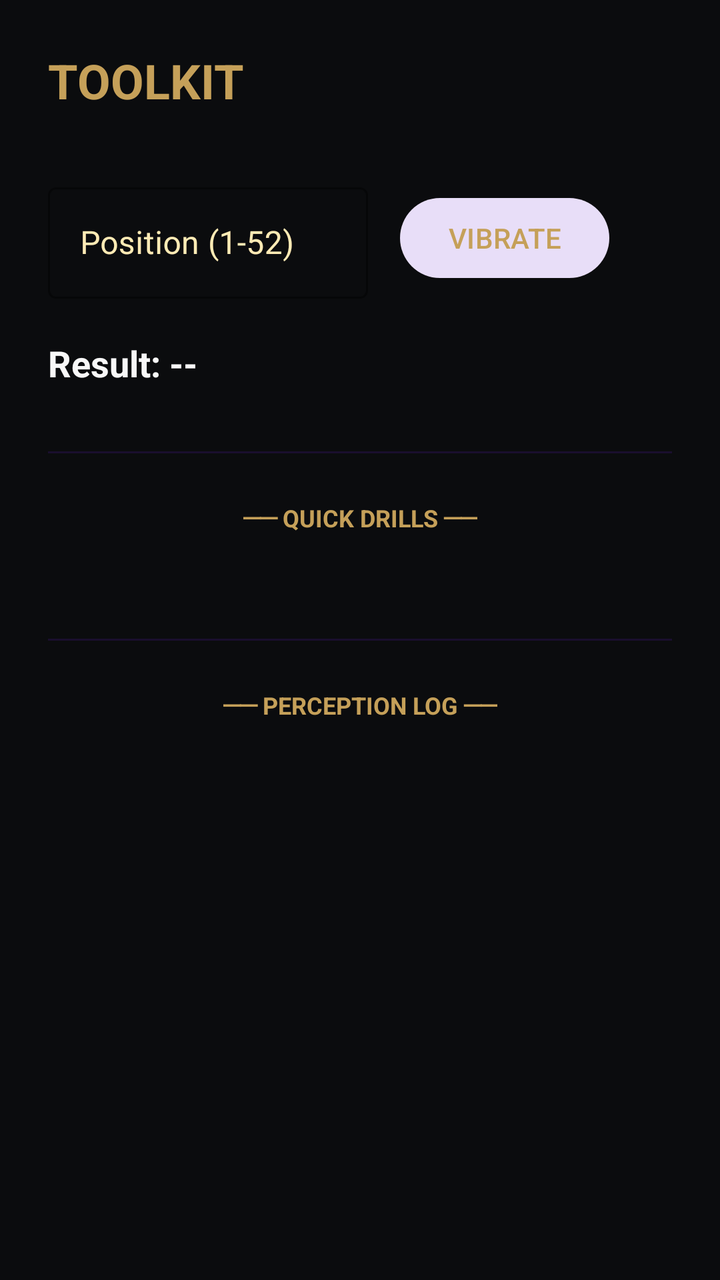
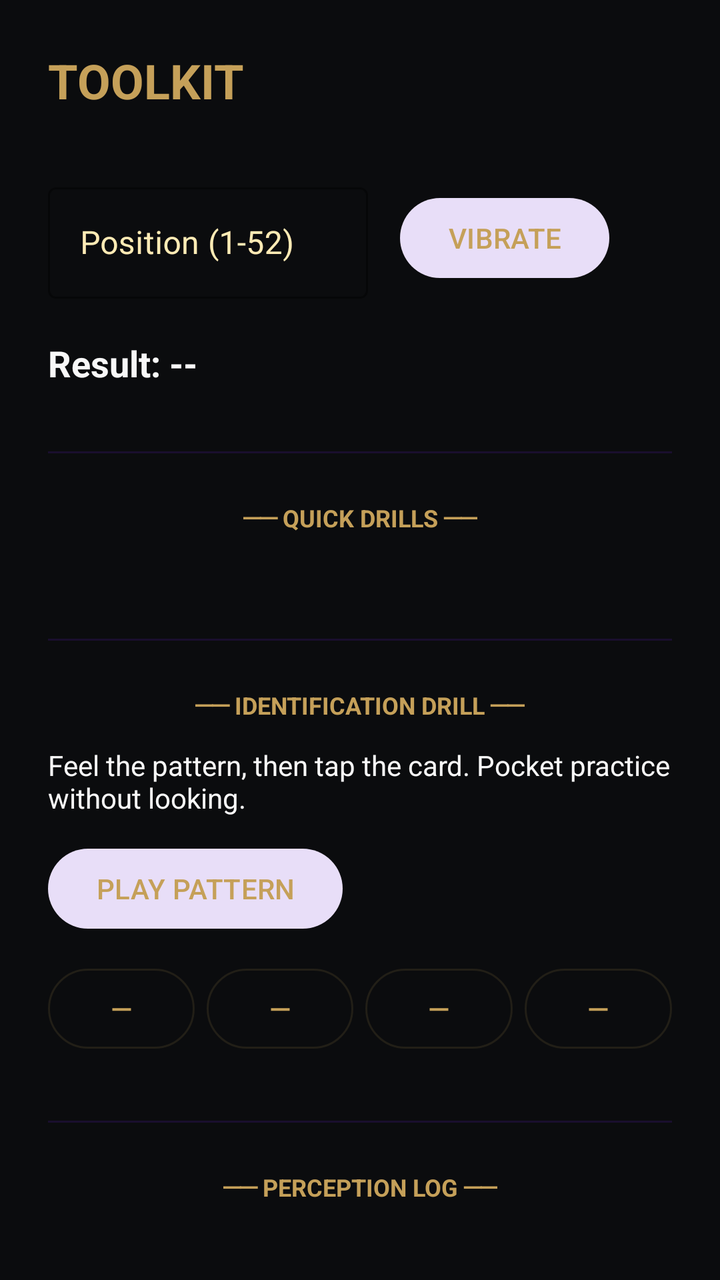

Two renders of the same Android screen: before a commit and after it. Below are the layout's source before the change and the commit's diff.
<!-- AndroidManifest.xml: application theme Theme.MagicHaptic -->
<!-- res/layout/fragment_test.xml -->
<?xml version="1.0" encoding="utf-8"?>
<androidx.coordinatorlayout.widget.CoordinatorLayout xmlns:android="http://schemas.android.com/apk/res/android"
    xmlns:app="http://schemas.android.com/apk/res-auto"
    android:layout_width="match_parent"
    android:layout_height="match_parent"
    android:background="@color/obsidian_black">

    <androidx.core.widget.NestedScrollView
        android:layout_width="match_parent"
        android:layout_height="match_parent">

        <androidx.constraintlayout.widget.ConstraintLayout
            android:layout_width="match_parent"
            android:layout_height="wrap_content"
            android:padding="24dp">

            <TextView
                android:id="@+id/tvTestMode"
                android:layout_width="wrap_content"
                android:layout_height="wrap_content"
                android:text="TOOLKIT"
                android:textColor="@color/antique_gold"
                android:textSize="24sp"
                android:textStyle="bold"
                app:layout_constraintStart_toStartOf="parent"
                app:layout_constraintTop_toTopOf="parent" />

            
            <com.google.android.material.textfield.TextInputLayout
                android:id="@+id/tilManualPosition"
                style="@style/Widget.MaterialComponents.TextInputLayout.OutlinedBox"
                android:layout_width="160dp"
                android:layout_height="wrap_content"
                android:layout_marginTop="32dp"
                android:hint="Position (1-52)"
                android:textColorHint="@color/gold_glow"
                app:boxStrokeColor="@color/antique_gold"
                app:hintTextColor="@color/antique_gold"
                app:layout_constraintStart_toStartOf="parent"
                app:layout_constraintTop_toBottomOf="@id/tvTestMode">

                <com.google.android.material.textfield.TextInputEditText
                    android:id="@+id/etManualPosition"
                    android:layout_width="match_parent"
                    android:layout_height="wrap_content"
                    android:inputType="number"
                    android:textColor="@color/magic_white" />
            </com.google.android.material.textfield.TextInputLayout>

            <Button
                android:id="@+id/btnVibrateManual"
                style="@style/Widget.Material3.Button.TonalButton"
                android:layout_width="wrap_content"
                android:layout_height="wrap_content"
                android:layout_marginStart="16dp"
                android:text="VIBRATE"
                android:textColor="@color/antique_gold"
                app:layout_constraintBottom_toBottomOf="@id/tilManualPosition"
                app:layout_constraintStart_toEndOf="@id/tilManualPosition"
                app:layout_constraintTop_toTopOf="@id/tilManualPosition" />

            <TextView
                android:id="@+id/tvManualCardInfo"
                android:layout_width="match_parent"
                android:layout_height="wrap_content"
                android:layout_marginTop="20dp"
                android:text="Result: --"
                android:textColor="@color/magic_white"
                android:textSize="18sp"
                android:textStyle="bold"
                app:layout_constraintTop_toBottomOf="@id/tilManualPosition" />

            <com.google.android.material.divider.MaterialDivider
                android:id="@+id/divider1"
                android:layout_width="match_parent"
                android:layout_height="wrap_content"
                android:layout_marginTop="32dp"
                app:dividerColor="@color/deep_velvet"
                app:layout_constraintTop_toBottomOf="@id/tvManualCardInfo" />

            
            <TextView
                android:id="@+id/tvQuickTestHeader"
                android:layout_width="wrap_content"
                android:layout_height="wrap_content"
                android:layout_marginTop="24dp"
                android:text="── QUICK DRILLS ──"
                android:textColor="@color/antique_gold"
                android:textSize="12sp"
                android:textStyle="bold"
                app:layout_constraintEnd_toEndOf="parent"
                app:layout_constraintStart_toStartOf="parent"
                app:layout_constraintTop_toBottomOf="@id/divider1" />

            <GridLayout
                android:id="@+id/cardGrid"
                android:layout_width="match_parent"
                android:layout_height="wrap_content"
                android:layout_marginTop="20dp"
                android:columnCount="4"
                android:useDefaultMargins="true"
                android:alignmentMode="alignBounds"
                app:layout_constraintTop_toBottomOf="@id/tvQuickTestHeader" />

            <com.google.android.material.divider.MaterialDivider
                android:id="@+id/divider2"
                android:layout_width="match_parent"
                android:layout_height="wrap_content"
                android:layout_marginTop="32dp"
                app:dividerColor="@color/deep_velvet"
                app:layout_constraintTop_toBottomOf="@id/cardGrid" />

            
            <TextView
                android:id="@+id/tvSpeechLogHeader"
                android:layout_width="wrap_content"
                android:layout_height="wrap_content"
                android:layout_marginTop="24dp"
                android:text="── PERCEPTION LOG ──"
                android:textColor="@color/antique_gold"
                android:textSize="12sp"
                android:textStyle="bold"
                app:layout_constraintEnd_toEndOf="parent"
                app:layout_constraintStart_toStartOf="parent"
                app:layout_constraintTop_toBottomOf="@id/divider2" />

            <androidx.recyclerview.widget.RecyclerView
                android:id="@+id/rvSpeechLog"
                android:layout_width="match_parent"
                android:layout_height="300dp"
                android:layout_marginTop="16dp"
                android:clipToPadding="false"
                android:fadeScrollbars="true"
                app:layout_constraintTop_toBottomOf="@id/tvSpeechLogHeader" />

        </androidx.constraintlayout.widget.ConstraintLayout>
    </androidx.core.widget.NestedScrollView>

</androidx.coordinatorlayout.widget.CoordinatorLayout>
<!-- resources referenced by this layout -->
<resources>
  <color name="antique_gold">#C5A059</color>
  <color name="deep_velvet">#1A0F2E</color>
  <color name="gold_glow">#FFEBB5</color>
  <color name="magic_white">#F8F8F8</color>
  <color name="obsidian_black">#0B0C0E</color>
  <style name="Theme.MagicHaptic" parent="Theme.Material3.DayNight.NoActionBar">
          
          <item name="colorPrimary">@color/antique_gold</item>
          <item name="colorOnPrimary">@color/obsidian_black</item>
          
          
          <item name="colorSecondary">@color/deep_velvet</item>
          <item name="colorOnSecondary">@color/antique_gold</item>
          
          
          <item name="android:statusBarColor">@color/obsidian_black</item>
          <item name="android:navigationBarColor">@color/obsidian_black</item>
          <item name="android:windowBackground">@color/obsidian_black</item>
          
          
          <item name="colorSurface">@color/obsidian_black</item>
          <item name="colorOnSurface">@color/antique_gold</item>
          <item name="colorSurfaceVariant">#1A1B1E</item>
          <item name="colorOnSurfaceVariant">@color/gold_glow</item>
  
          
          <item name="snackbarStyle">@style/Widget.MaterialComponents.Snackbar</item>
      </style>
</resources>

<!-- the commit's change to res/layout/fragment_test.xml (unified diff, before → after) -->
@@ -103,12 +103,106 @@
                 app:layout_constraintTop_toBottomOf="@id/tvQuickTestHeader" />
 
             <com.google.android.material.divider.MaterialDivider
-                android:id="@+id/divider2"
+                android:id="@+id/dividerDrill"
                 android:layout_width="match_parent"
                 android:layout_height="wrap_content"
                 android:layout_marginTop="32dp"
                 app:dividerColor="@color/deep_velvet"
                 app:layout_constraintTop_toBottomOf="@id/cardGrid" />
+
+            <TextView
+                android:id="@+id/tvDrillHeader"
+                android:layout_width="wrap_content"
+                android:layout_height="wrap_content"
+                android:layout_marginTop="24dp"
+                android:text="── IDENTIFICATION DRILL ──"
+                android:textColor="@color/antique_gold"
+                android:textSize="12sp"
+                android:textStyle="bold"
+                app:layout_constraintEnd_toEndOf="parent"
+                app:layout_constraintStart_toStartOf="parent"
+                app:layout_constraintTop_toBottomOf="@id/dividerDrill" />
+
+            <TextView
+                android:id="@+id/tvDrillStatus"
+                android:layout_width="match_parent"
+                android:layout_height="wrap_content"
+                android:layout_marginTop="12dp"
+                android:text="Feel the pattern, then tap the card. Pocket practice without looking."
+                android:textColor="@color/magic_white"
+                android:textSize="14sp"
+                app:layout_constraintTop_toBottomOf="@id/tvDrillHeader" />
+
+            <Button
+                android:id="@+id/btnStartDrill"
+                style="@style/Widget.Material3.Button.TonalButton"
+                android:layout_width="wrap_content"
+                android:layout_height="wrap_content"
+                android:layout_marginTop="12dp"
+                android:text="PLAY PATTERN"
+                android:textColor="@color/antique_gold"
+                app:layout_constraintStart_toStartOf="parent"
+                app:layout_constraintTop_toBottomOf="@id/tvDrillStatus" />
+
+            <LinearLayout
+                android:id="@+id/drillOptions"
+                android:layout_width="match_parent"
+                android:layout_height="wrap_content"
+                android:layout_marginTop="12dp"
+                android:orientation="horizontal"
+                app:layout_constraintTop_toBottomOf="@id/btnStartDrill">
+
+                <Button
+                    android:id="@+id/btnDrill1"
+                    style="@style/Widget.Material3.Button.OutlinedButton"
+                    android:layout_width="0dp"
+                    android:layout_height="wrap_content"
+                    android:layout_marginEnd="6dp"
+                    android:layout_weight="1"
+                    android:enabled="false"
+                    android:text="—"
+                    android:textColor="@color/antique_gold" />
+
+                <Button
+                    android:id="@+id/btnDrill2"
+                    style="@style/Widget.Material3.Button.OutlinedButton"
+                    android:layout_width="0dp"
+                    android:layout_height="wrap_content"
+                    android:layout_marginEnd="6dp"
+                    android:layout_weight="1"
+                    android:enabled="false"
+                    android:text="—"
+                    android:textColor="@color/antique_gold" />
+
+                <Button
+                    android:id="@+id/btnDrill3"
+                    style="@style/Widget.Material3.Button.OutlinedButton"
+                    android:layout_width="0dp"
+                    android:layout_height="wrap_content"
+                    android:layout_marginEnd="6dp"
+                    android:layout_weight="1"
+                    android:enabled="false"
+                    android:text="—"
+                    android:textColor="@color/antique_gold" />
+
+                <Button
+                    android:id="@+id/btnDrill4"
+                    style="@style/Widget.Material3.Button.OutlinedButton"
+                    android:layout_width="0dp"
+                    android:layout_height="wrap_content"
+                    android:layout_weight="1"
+                    android:enabled="false"
+                    android:text="—"
+                    android:textColor="@color/antique_gold" />
+            </LinearLayout>
+
+            <com.google.android.material.divider.MaterialDivider
+                android:id="@+id/divider2"
+                android:layout_width="match_parent"
+                android:layout_height="wrap_content"
+                android:layout_marginTop="32dp"
+                app:dividerColor="@color/deep_velvet"
+                app:layout_constraintTop_toBottomOf="@id/drillOptions" />
 
             
             <TextView
